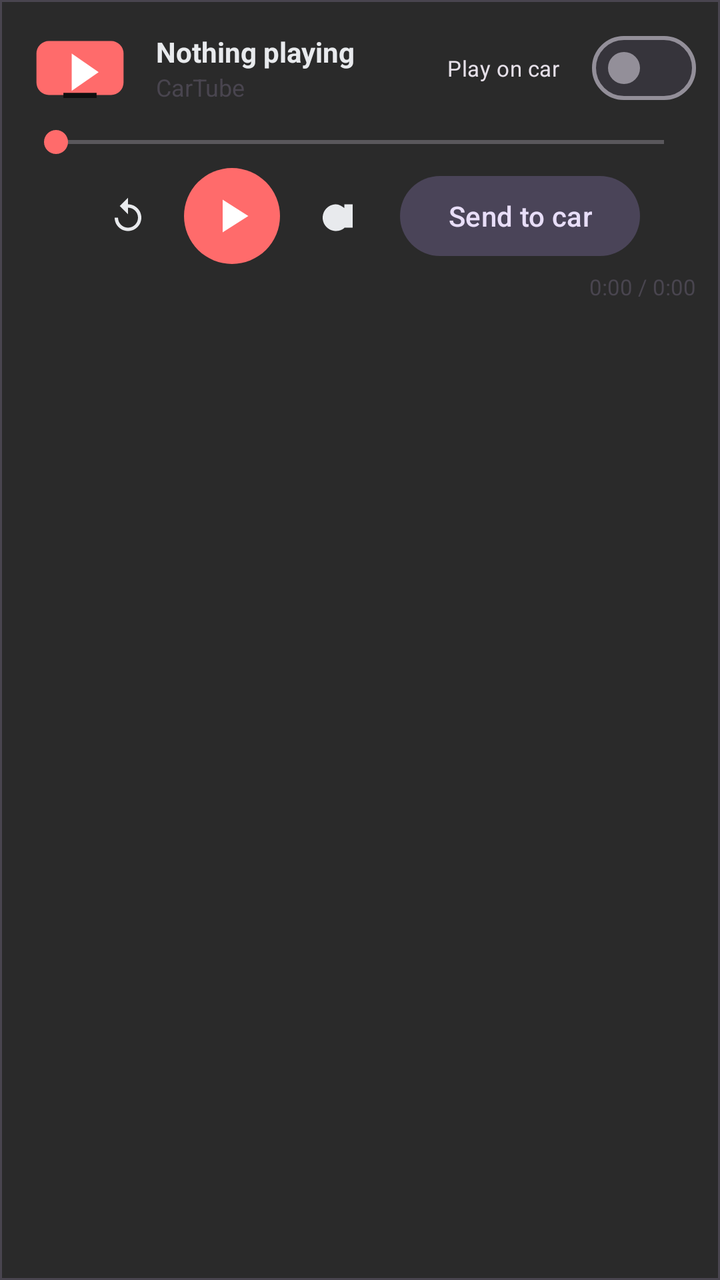
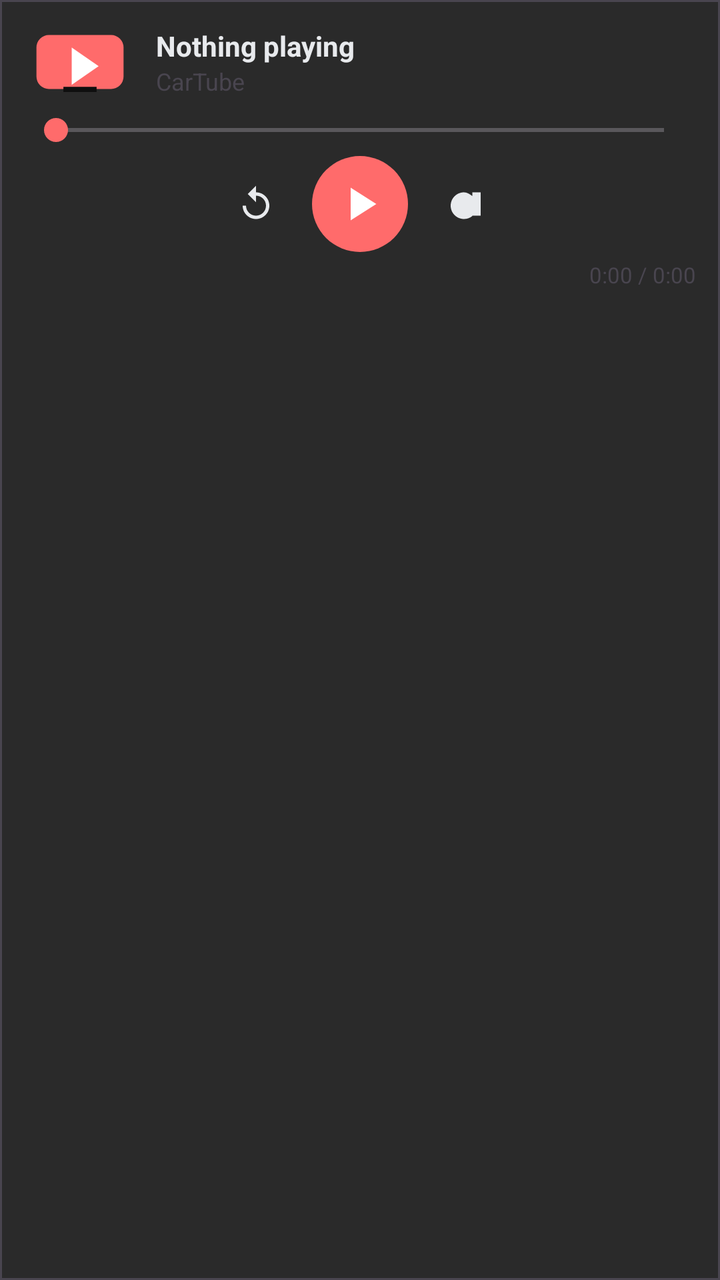

Compare the two renders of this Android layout. The source of the first and the diff that turns it into the second are given below.
<!-- AndroidManifest.xml: application theme Theme.CarTube -->
<!-- res/layout/include_mini_player.xml -->
<?xml version="1.0" encoding="utf-8"?>
<com.google.android.material.card.MaterialCardView
    xmlns:android="http://schemas.android.com/apk/res/android"
    xmlns:app="http://schemas.android.com/apk/res-auto"
    android:layout_width="match_parent"
    android:layout_height="wrap_content"
    app:cardBackgroundColor="@color/md_theme_surface_container_high"
    app:cardCornerRadius="0dp"
    app:cardElevation="8dp">

    <LinearLayout
        android:layout_width="match_parent"
        android:layout_height="wrap_content"
        android:orientation="vertical"
        android:paddingHorizontal="12dp"
        android:paddingTop="10dp"
        android:paddingBottom="12dp">

        <LinearLayout
            android:layout_width="match_parent"
            android:layout_height="wrap_content"
            android:gravity="center_vertical"
            android:orientation="horizontal">

            <com.google.android.material.imageview.ShapeableImageView
                android:id="@+id/miniThumb"
                android:layout_width="56dp"
                android:layout_height="42dp"
                android:scaleType="centerCrop"
                app:shapeAppearanceOverlay="@style/ShapeAppearance.Material3.Corner.Small"
                app:srcCompat="@drawable/ic_launcher_foreground" />

            <LinearLayout
                android:layout_width="0dp"
                android:layout_height="wrap_content"
                android:layout_marginStart="10dp"
                android:layout_weight="1"
                android:orientation="vertical">

                <TextView
                    android:id="@+id/miniTitle"
                    android:layout_width="match_parent"
                    android:layout_height="wrap_content"
                    android:ellipsize="end"
                    android:maxLines="1"
                    android:text="@string/nothing_playing"
                    android:textColor="@color/md_theme_on_surface"
                    android:textSize="14sp"
                    android:textStyle="bold" />

                <TextView
                    android:id="@+id/miniChannel"
                    android:layout_width="match_parent"
                    android:layout_height="wrap_content"
                    android:ellipsize="end"
                    android:maxLines="1"
                    android:text="@string/mini_player_subtitle"
                    android:textColor="@color/md_theme_outline"
                    android:textSize="12sp" />
            </LinearLayout>

            <com.google.android.material.materialswitch.MaterialSwitch
                android:id="@+id/playOnCarSwitch"
                android:layout_width="wrap_content"
                android:layout_height="wrap_content"
                android:text="@string/play_on_car"
                android:textSize="11sp" />
        </LinearLayout>

        <SeekBar
            android:id="@+id/miniSeek"
            android:layout_width="match_parent"
            android:layout_height="wrap_content"
            android:layout_marginTop="4dp"
            android:max="1000"
            android:progressTint="@color/md_theme_primary"
            android:thumbTint="@color/md_theme_primary" />

        <LinearLayout
            android:layout_width="match_parent"
            android:layout_height="wrap_content"
            android:gravity="center"
            android:orientation="horizontal">

            <com.google.android.material.button.MaterialButton
                android:id="@+id/seekBack10"
                style="@style/Widget.Material3.Button.IconButton"
                android:layout_width="48dp"
                android:layout_height="48dp"
                app:icon="@drawable/ic_skip_back"
                app:iconTint="@color/md_theme_on_surface" />

            <com.google.android.material.button.MaterialButton
                android:id="@+id/miniPlayPause"
                style="@style/Widget.Material3.Button.IconButton.Filled"
                android:layout_width="56dp"
                android:layout_height="56dp"
                app:icon="@drawable/ic_play"
                app:iconSize="28dp" />

            <com.google.android.material.button.MaterialButton
                android:id="@+id/seekForward10"
                style="@style/Widget.Material3.Button.IconButton"
                android:layout_width="48dp"
                android:layout_height="48dp"
                app:icon="@drawable/ic_skip_forward"
                app:iconTint="@color/md_theme_on_surface" />

            <com.google.android.material.button.MaterialButton
                android:id="@+id/sendToCarButton"
                style="@style/Widget.Material3.Button.TonalButton"
                android:layout_width="wrap_content"
                android:layout_height="wrap_content"
                android:layout_marginStart="8dp"
                android:text="@string/send_to_car" />
        </LinearLayout>

        <TextView
            android:id="@+id/miniTime"
            android:layout_width="match_parent"
            android:layout_height="wrap_content"
            android:gravity="end"
            android:text="0:00 / 0:00"
            android:textColor="@color/md_theme_outline"
            android:textSize="11sp" />
    </LinearLayout>
</com.google.android.material.card.MaterialCardView>
<!-- resources referenced by this layout -->
<resources>
  <color name="md_theme_on_surface">#E8EAED</color>
  <color name="md_theme_outline">#49454F</color>
  <color name="md_theme_primary">#FF6B6B</color>
  <color name="md_theme_surface_container_high">#2A2A2A</color>
  <!-- drawable ic_launcher_foreground (drawable) -->
  <vector xmlns:android="http://schemas.android.com/apk/res/android"
      android:width="108dp"
      android:height="108dp"
      android:viewportWidth="108"
      android:viewportHeight="108">
      <path
          android:fillColor="#FF6B6B"
          android:pathData="M24,28 h60 a12,12 0 0,1 12,12 v28 a12,12 0 0,1 -12,12 H24 a12,12 0 0,1 -12,-12 V40 a12,12 0 0,1 12,-12 z" />
      <path
          android:fillColor="#FFFFFF"
          android:pathData="M46,40 l26,18 -26,18 z" />
      <path
          android:fillColor="#0F0F0F"
          android:pathData="M38,78 h32 v5 H38 z" />
  </vector>
  <!-- drawable ic_play (drawable) -->
  <vector xmlns:android="http://schemas.android.com/apk/res/android"
      android:width="24dp"
      android:height="24dp"
      android:viewportWidth="24"
      android:viewportHeight="24">
      <path
          android:fillColor="#FFFFFF"
          android:pathData="M8,5v14l11,-7z" />
  </vector>
  <!-- drawable ic_skip_back (drawable) -->
  <vector xmlns:android="http://schemas.android.com/apk/res/android"
      android:width="24dp"
      android:height="24dp"
      android:viewportWidth="24"
      android:viewportHeight="24">
      <path
          android:fillColor="#FFFFFF"
          android:pathData="M12,5V1L7,6l5,5V7c3.31,0 6,2.69 6,6s-2.69,6 -6,6 -6,-2.69 -6,-6H4c0,4.42 3.58,8 8,8s8,-3.58 8,-8 -3.58,-8 -8,-8z" />
  </vector>
  <!-- drawable ic_skip_forward (drawable) -->
  <vector xmlns:android="http://schemas.android.com/apk/res/android"
      android:width="24dp"
      android:height="24dp"
      android:viewportWidth="24"
      android:viewportHeight="24">
      <path
          android:fillColor="#FFFFFF"
          android:pathData="M4,13c0,4.42 3.58,8 8,8 1.85,0 3.55,-0.63 4.9,-1.69L17,19h5V5h-5v2.24C15.15,5.82 13.64,5 12,5c-4.42,0 -8,3.58 -8,8z" />
  </vector>
  <string name="mini_player_subtitle">CarTube</string>
  <string name="nothing_playing">Nothing playing</string>
  <string name="play_on_car">Play on car</string>
  <string name="send_to_car">Send to car</string>
  <style name="Theme.CarTube" parent="Theme.Material3.Dark.NoActionBar">
          <item name="colorPrimary">@color/md_theme_primary</item>
          <item name="colorOnPrimary">@color/md_theme_on_primary</item>
          <item name="android:colorBackground">@color/md_theme_surface</item>
          <item name="colorSurface">@color/md_theme_surface</item>
          <item name="colorOnSurface">@color/md_theme_on_surface</item>
          <item name="android:statusBarColor">@android:color/transparent</item>
          <item name="android:navigationBarColor">@android:color/transparent</item>
          <item name="android:windowLightStatusBar">false</item>
      </style>
  <color name="md_theme_on_primary">#FFFFFF</color>
  <color name="md_theme_surface">#121212</color>
</resources>

<!-- the commit's change to res/layout/include_mini_player.xml (unified diff, before → after) -->
@@ -58,13 +58,6 @@
                     android:textColor="@color/md_theme_outline"
                     android:textSize="12sp" />
             </LinearLayout>
-
-            <com.google.android.material.materialswitch.MaterialSwitch
-                android:id="@+id/playOnCarSwitch"
-                android:layout_width="wrap_content"
-                android:layout_height="wrap_content"
-                android:text="@string/play_on_car"
-                android:textSize="11sp" />
         </LinearLayout>
 
         <SeekBar
@@ -105,14 +98,6 @@
                 android:layout_height="48dp"
                 app:icon="@drawable/ic_skip_forward"
                 app:iconTint="@color/md_theme_on_surface" />
-
-            <com.google.android.material.button.MaterialButton
-                android:id="@+id/sendToCarButton"
-                style="@style/Widget.Material3.Button.TonalButton"
-                android:layout_width="wrap_content"
-                android:layout_height="wrap_content"
-                android:layout_marginStart="8dp"
-                android:text="@string/send_to_car" />
         </LinearLayout>
 
         <TextView
<!-- resource entries referenced after the edit -->
@@ -52,8 +52,6 @@
   </vector>
   <string name="mini_player_subtitle">CarTube</string>
   <string name="nothing_playing">Nothing playing</string>
-  <string name="play_on_car">Play on car</string>
-  <string name="send_to_car">Send to car</string>
   <style name="Theme.CarTube" parent="Theme.Material3.Dark.NoActionBar">
           <item name="colorPrimary">@color/md_theme_primary</item>
           <item name="colorOnPrimary">@color/md_theme_on_primary</item>
